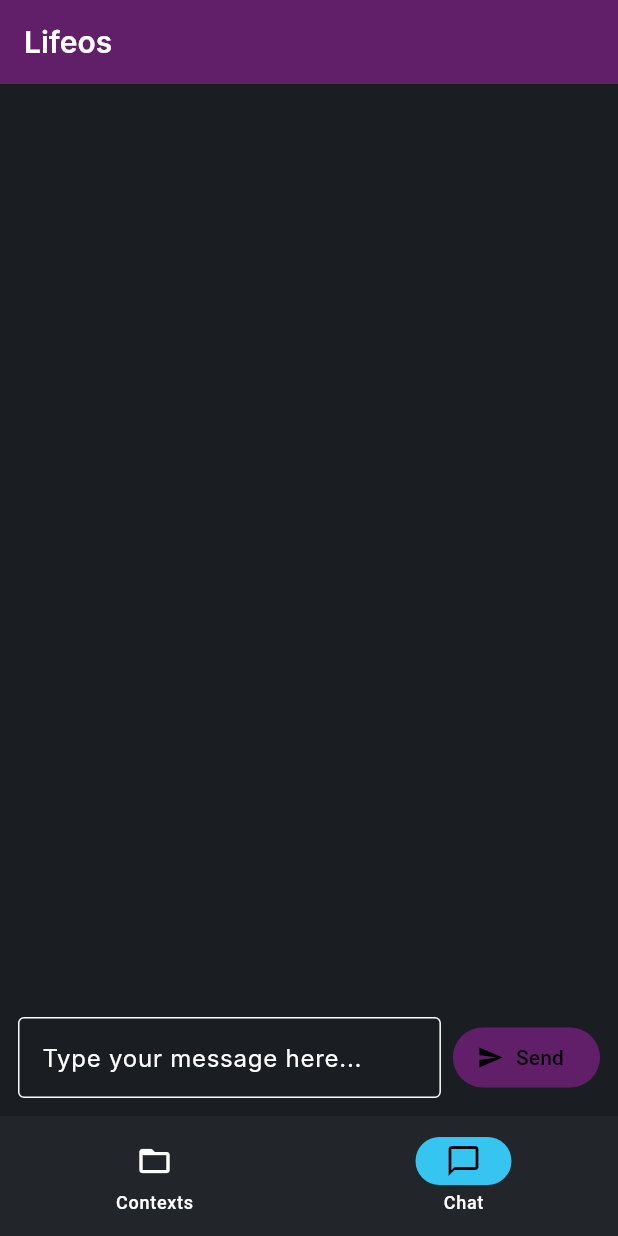
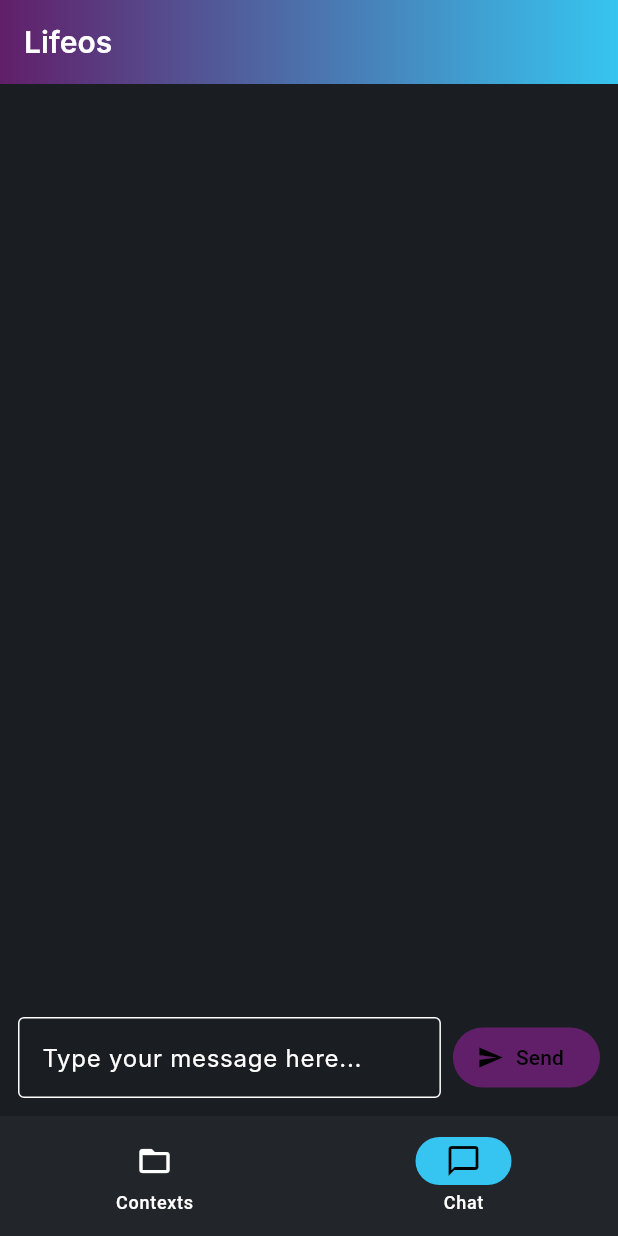
Before and after one commit to ayushmehre/lifeos, a Flutter app: the screen it shows after launch, on a phone screen of 412 x 824 dp. Run offline on Flutter 3.47's test engine with Material 3 defaults, Android fonts, the phone set to English and light mode, and no system bars; our stand-ins replace dio; Roboto replaces fonts that are missing (Inter).

Commit message:
feat(ai,ui): wire OpenAI non-stream chat completions; add ThemeExtension tokens; Slack-like gradient header; integrate services into ChatProvider

```diff
--- a/lib/src/core/api/api_client.dart
+++ b/lib/src/core/api/api_client.dart
@@ -14,7 +14,8 @@ class ApiClient {
     );
     final dio = Dio(options);
 
-    dio.interceptors.add(InterceptorsWrapper(
+    dio.interceptors.add(
+      InterceptorsWrapper(
         onRequest: (options, handler) {
           options.headers.putIfAbsent('Accept', () => 'application/json');
           handler.next(options);
@@ -22,7 +23,8 @@ class ApiClient {
         onError: (error, handler) {
           handler.next(error);
         },
-    ));
+      ),
+    );
 
     return ApiClient._(dio);
   }
--- /dev/null
+++ b/lib/src/core/theme/app_theme_extension.dart
@@ -0,0 +1,65 @@
+import 'package:flutter/material.dart';
+
+import 'app_colors.dart';
+import 'app_spacing.dart';
+
+class AppThemeTokens extends ThemeExtension<AppThemeTokens> {
+  final Color headerGradientStart;
+  final Color headerGradientEnd;
+  final Color chipBg;
+  final double cornerRadius;
+  final EdgeInsets contentPadding;
+
+  const AppThemeTokens({
+    required this.headerGradientStart,
+    required this.headerGradientEnd,
+    required this.chipBg,
+    required this.cornerRadius,
+    required this.contentPadding,
+  });
+
+  factory AppThemeTokens.dark() => const AppThemeTokens(
+        headerGradientStart: AppColors.primaryPurple,
+        headerGradientEnd: AppColors.primaryTeal,
+        chipBg: AppColors.bgDarkElevated,
+        cornerRadius: 14,
+        contentPadding: EdgeInsets.all(AppSpacing.md),
+      );
+
+  factory AppThemeTokens.light() => const AppThemeTokens(
+        headerGradientStart: AppColors.primaryPurple,
+        headerGradientEnd: AppColors.primaryTeal,
+        chipBg: Colors.white,
+        cornerRadius: 14,
+        contentPadding: EdgeInsets.all(AppSpacing.md),
+      );
+
+  @override
+  ThemeExtension<AppThemeTokens> copyWith({
+    Color? headerGradientStart,
+    Color? headerGradientEnd,
+    Color? chipBg,
+    double? cornerRadius,
+    EdgeInsets? contentPadding,
+  }) {
+    return AppThemeTokens(
+      headerGradientStart: headerGradientStart ?? this.headerGradientStart,
+      headerGradientEnd: headerGradientEnd ?? this.headerGradientEnd,
+      chipBg: chipBg ?? this.chipBg,
+      cornerRadius: cornerRadius ?? this.cornerRadius,
+      contentPadding: contentPadding ?? this.contentPadding,
+    );
+  }
+
+  @override
+  ThemeExtension<AppThemeTokens> lerp(covariant ThemeExtension<AppThemeTokens>? other, double t) {
+    if (other is! AppThemeTokens) return this;
+    return AppThemeTokens(
+      headerGradientStart: Color.lerp(headerGradientStart, other.headerGradientStart, t)!,
+      headerGradientEnd: Color.lerp(headerGradientEnd, other.headerGradientEnd, t)!,
+      chipBg: Color.lerp(chipBg, other.chipBg, t)!,
+      cornerRadius: cornerRadius + (other.cornerRadius - cornerRadius) * t,
+      contentPadding: EdgeInsets.lerp(contentPadding, other.contentPadding, t)!,
+    );
+  }
+}
--- a/lib/src/core/theme/theme_provider.dart
+++ b/lib/src/core/theme/theme_provider.dart
@@ -2,6 +2,7 @@ import 'package:flutter/material.dart';
 
 import 'app_colors.dart';
 import 'app_typography.dart';
+import 'app_theme_extension.dart';
 
 class AppThemeProvider extends ChangeNotifier {
   ThemeMode _mode = ThemeMode.dark;
@@ -33,6 +34,9 @@ class AppThemeProvider extends ChangeNotifier {
       inputDecorationTheme: const InputDecorationTheme(
         border: OutlineInputBorder(),
       ),
+      extensions: <ThemeExtension<dynamic>>[
+        AppThemeTokens.dark(),
+      ],
     );
   }
 
@@ -45,6 +49,9 @@ class AppThemeProvider extends ChangeNotifier {
         secondary: AppColors.primaryTeal,
       ),
       textTheme: AppTypography.lightTextTheme,
+      extensions: <ThemeExtension<dynamic>>[
+        AppThemeTokens.light(),
+      ],
     );
   }
 }
--- a/lib/src/features/shell/app_shell.dart
+++ b/lib/src/features/shell/app_shell.dart
@@ -2,6 +2,7 @@ import 'package:flutter/material.dart';
 
 import '../contexts/contexts_screen.dart';
 import '../chat/chat_screen.dart';
+import '../../shared/widgets/app_header.dart';
 
 class AppShell extends StatefulWidget {
   const AppShell({super.key});
@@ -18,7 +19,7 @@ class _AppShellState extends State<AppShell> {
   @override
   Widget build(BuildContext context) {
     return Scaffold(
-      appBar: AppBar(title: Text('Lifeos'), centerTitle: false),
+      appBar: const AppHeader(title: 'Lifeos'),
       body: _screens[_index],
       bottomNavigationBar: NavigationBar(
         selectedIndex: _index,
--- /dev/null
+++ b/lib/src/shared/widgets/app_header.dart
@@ -0,0 +1,27 @@
+import 'package:flutter/material.dart';
+
+import '../../core/theme/app_theme_extension.dart';
+
+class AppHeader extends StatelessWidget implements PreferredSizeWidget {
+  final String title;
+  const AppHeader({super.key, required this.title});
+
+  @override
+  Size get preferredSize => const Size.fromHeight(56);
+
+  @override
+  Widget build(BuildContext context) {
+    final tokens = Theme.of(context).extension<AppThemeTokens>()!;
+    return Container(
+      height: preferredSize.height,
+      decoration: BoxDecoration(
+        gradient: LinearGradient(
+          colors: <Color>[tokens.headerGradientStart, tokens.headerGradientEnd],
+        ),
+      ),
+      alignment: Alignment.centerLeft,
+      padding: const EdgeInsets.symmetric(horizontal: 16),
+      child: Text(title, style: Theme.of(context).textTheme.titleLarge?.copyWith(color: Colors.white)),
+    );
+  }
+}
```
Also changed, not shown: lib/src/core/api/openai_service.dart (+22 -5 lines), lib/src/core/api/supabase_functions_service.dart (+16 -3 lines), lib/src/features/chat/chat_screen.dart (+24 -8 lines), lib/src/features/chat/state/chat_provider.dart (+32 -7 lines), lib/src/shared/widgets/primary_button.dart (added, +19 -0 lines), lib/src/features/chat/model/message.dart (line endings or trailing spaces). Lines whose indentation alone changed are shown as unchanged.
